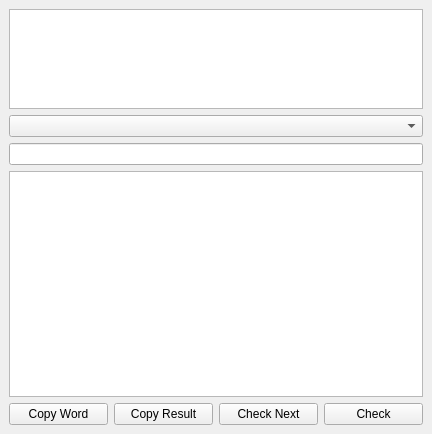
pitman2e/python-pydict, file py_src/pydict/ui/dict.ui: the form before one commit.
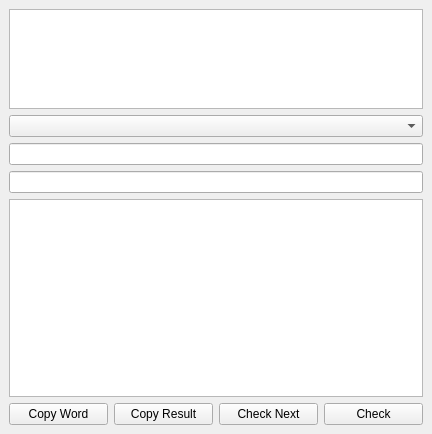
The form after the commit.

What changed in the file:
```diff
--- a/py_src/pydict/ui/dict.ui
+++ b/py_src/pydict/ui/dict.ui
@@ -46,6 +46,9 @@
     <item>
      <widget class="QLineEdit" name="txtWord"/>
     </item>
+    <item>
+     <widget class="QLineEdit" name="txtSuggestion"/>
+    </item>
     <item>
      <widget class="QTextEdit" name="txtResult">
       <property name="readOnly">
```
